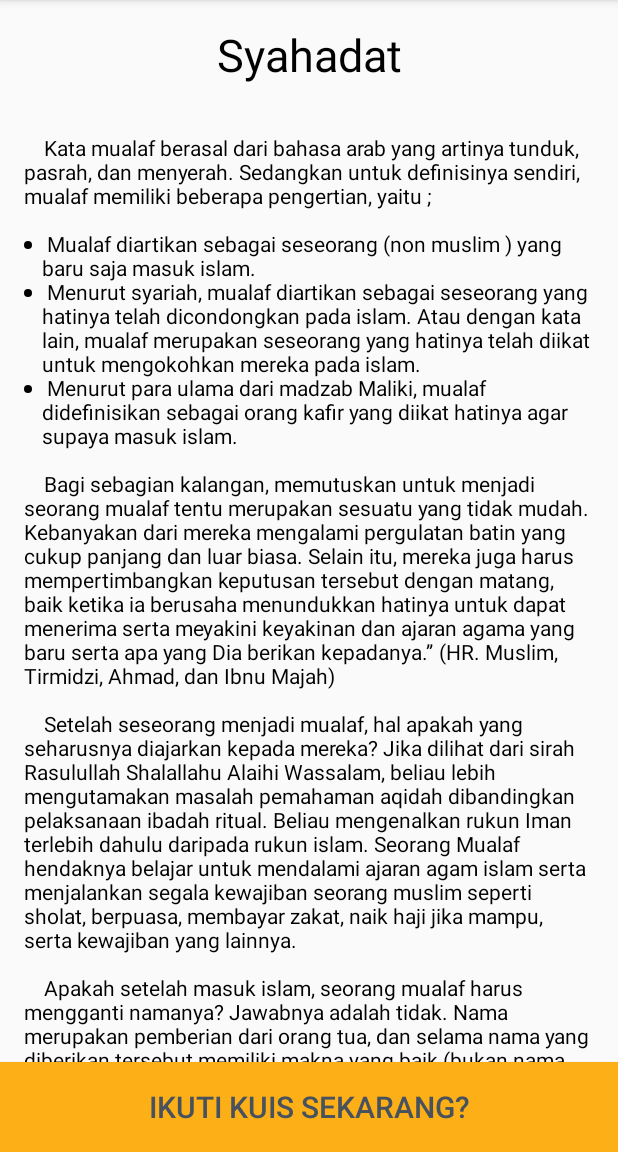
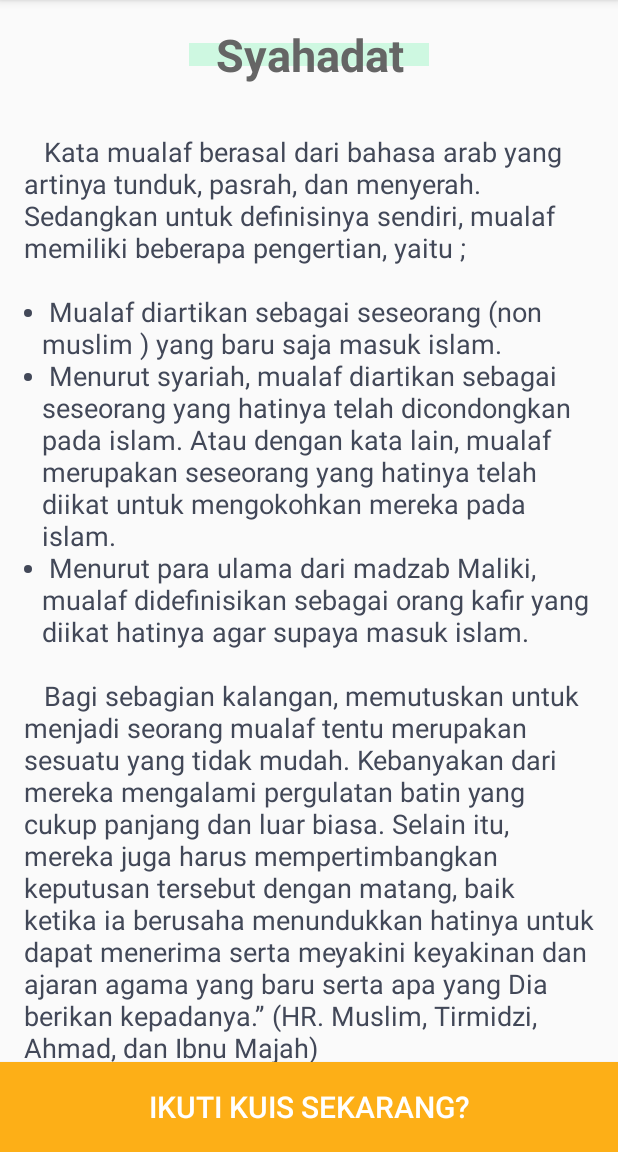
Before and after one commit to zevaherutomo14/GitYumna, an Android app: the SyahadatActivity screen opened directly, with no data from a screen before it, on a phone screen of 412 x 824 dp, the part 84-1236 px from its top. Run offline under Robolectric (Android 15) with nearby library versions, the phone set to English and light mode, and no system bars.

Commit message:
Perbaiki Tampilan goals

```diff
--- a/app/src/main/res/layout/activity_bersuci.xml
+++ b/app/src/main/res/layout/activity_bersuci.xml
@@ -33,7 +33,7 @@
             android:id="@+id/btn_kuisbersuci"
             android:layout_width="match_parent"
             android:text="Ikuti Kuis Sekarang?"
-            android:textColor="#FF47525E"
+            android:textColor="@color/white"
             android:textSize="20sp"
             android:layout_height="wrap_content"
             android:background="@drawable/button_ikutikuis"
--- a/app/src/main/res/layout/activity_shalat.xml
+++ b/app/src/main/res/layout/activity_shalat.xml
@@ -32,7 +32,7 @@
             android:id="@+id/btn_kuisshalat"
             android:layout_width="match_parent"
             android:text="Ikuti Kuis Sekarang?"
-            android:textColor="#FF47525E"
+            android:textColor="@color/white"
             android:textSize="20sp"
             android:layout_height="wrap_content"
             android:background="@drawable/button_ikutikuis"
--- a/app/src/main/res/layout/activity_syahadat.xml
+++ b/app/src/main/res/layout/activity_syahadat.xml
@@ -32,7 +32,7 @@
             android:id="@+id/btn_kuissyahadat"
             android:layout_width="match_parent"
             android:text="Ikuti Kuis Sekarang?"
-            android:textColor="#FF47525E"
+            android:textColor="@color/white"
             android:textSize="20sp"
             android:layout_height="wrap_content"
             android:background="@drawable/button_ikutikuis"
--- a/app/src/main/res/layout/activity_wudhu.xml
+++ b/app/src/main/res/layout/activity_wudhu.xml
@@ -32,7 +32,7 @@
             android:id="@+id/btn_kuiswudhu"
             android:layout_width="match_parent"
             android:text="Ikuti Kuis Sekarang?"
-            android:textColor="#FF47525E"
+            android:textColor="@color/white"
             android:textSize="20sp"
             android:layout_height="wrap_content"
             android:background="@drawable/button_ikutikuis"
--- a/app/src/main/res/layout/content_syahadat.xml
+++ b/app/src/main/res/layout/content_syahadat.xml
@@ -14,14 +14,28 @@
         android:layout_height="match_parent"
         android:orientation="vertical">
 
+
+        <RelativeLayout
+            android:layout_width="match_parent"
+            android:layout_height="wrap_content">
+
             <TextView
+                android:elevation="10dp"
                 android:layout_width="match_parent"
                 android:layout_height="wrap_content"
                 android:textAlignment="center"
-            android:textColor="@color/black"
+                android:textColor="#656565"
+                android:textStyle="bold"
                 android:padding="@dimen/text_margin"
                 android:textSize="30sp"
                 android:text="Syahadat"/>
+            <TextView
+                android:layout_width="160dp"
+                android:layout_height="15dp"
+                android:background="@color/colorAccent"
+                android:layout_centerHorizontal="true"
+                android:layout_centerVertical="true"/>
+        </RelativeLayout>
 
         <!-- <WebView
              android:id="@+id/wvMualaf1"
@@ -34,7 +48,7 @@
             android:padding="@dimen/text_margin"
             android:layout_width="match_parent"
             android:layout_height="wrap_content"
-            android:textColor="@color/black"
-            android:text="@string/DummyMuallaf"/>
-    </LinearLayout>
+            android:textSize="18sp"
+            android:textColor="@color/goals_string"
+            android:text="@string/DummyMuallaf"/></LinearLayout>
 </android.support.v4.widget.NestedScrollView>
--- a/app/src/main/res/menu/activity_main_drawer.xml
+++ b/app/src/main/res/menu/activity_main_drawer.xml
@@ -6,11 +6,11 @@
     <group android:checkableBehavior="single">
         <item
             android:id="@+id/nav_camera"
-            android:icon="@drawable/homebr"
+            android:icon="@drawable/berandaicon"
             android:title="Beranda" />
         <item
             android:id="@+id/nav_slideshow"
-            android:icon="@drawable/starbr"
+            android:icon="@drawable/goalsicon"
             android:title="Goals" />
         <item
             android:id="@+id/nav_manage"
```
Also changed, not shown: app/src/main/res/layout/content_bersuci.xml (+16 -2 lines), app/src/main/res/layout/content_shalat.xml (+17 -2 lines), app/src/main/res/layout/content_wudhu.xml (+18 -4 lines), 2 other files. Lines whose indentation alone changed are shown as unchanged.
